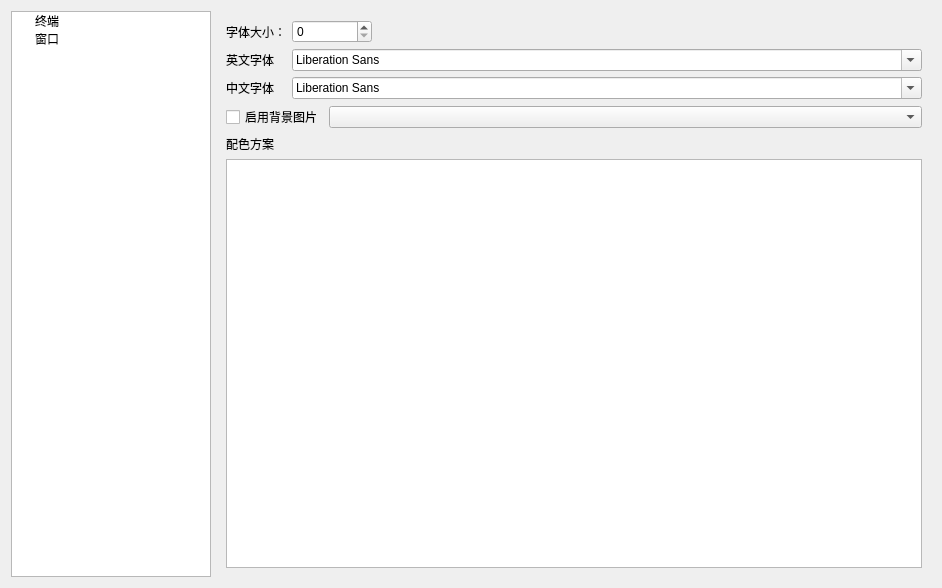
Above: hterm/ui/setting.ui from lbhzy/hterm before the change. Below: the same form after it.
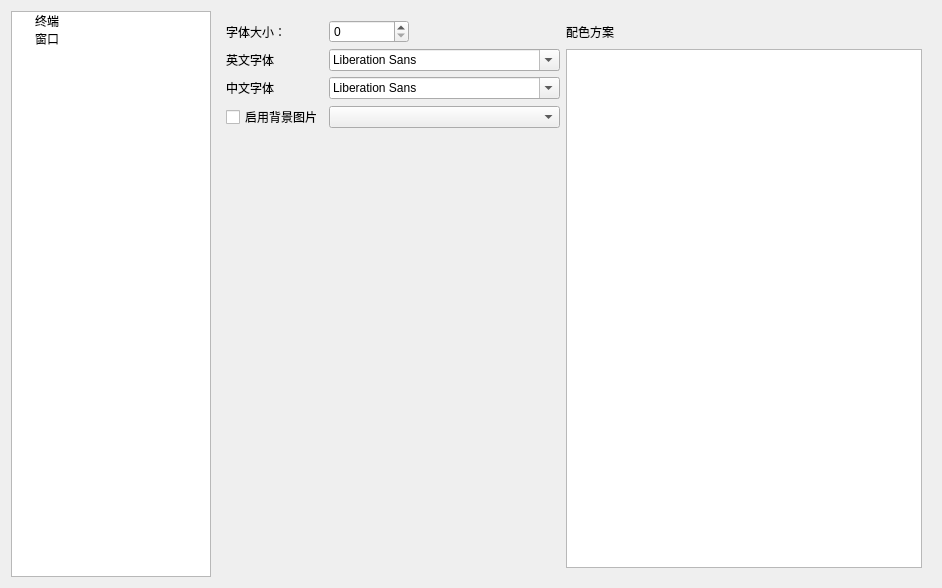
That is the form after the change.

Commit message: 设置界面调整

```diff
--- a/hterm/ui/setting.ui
+++ b/hterm/ui/setting.ui
@@ -56,15 +56,23 @@
      <widget class="QWidget" name="page">
       <layout class="QGridLayout" name="gridLayout">
        <item row="1" column="1">
-        <layout class="QFormLayout" name="formLayout">
-         <item row="0" column="0">
           <widget class="QLabel" name="label">
            <property name="text">
             <string>字体大小：</string>
            </property>
           </widget>
          </item>
-         <item row="0" column="1">
+       <item row="3" column="1">
+        <widget class="QLabel" name="label_3">
+         <property name="text">
+          <string>中文字体</string>
+         </property>
+        </widget>
+       </item>
+       <item row="2" column="2">
+        <widget class="QFontComboBox" name="fontComboBox"/>
+       </item>
+       <item row="1" column="2">
           <widget class="QSpinBox" name="spinBox">
            <property name="maximumSize">
             <size>
@@ -74,53 +82,27 @@
            </property>
           </widget>
          </item>
-         <item row="1" column="1">
-          <widget class="QFontComboBox" name="fontComboBox"/>
-         </item>
-         <item row="1" column="0">
+       <item row="3" column="2">
+        <widget class="QFontComboBox" name="fontComboBox_2"/>
+       </item>
+       <item row="2" column="1">
           <widget class="QLabel" name="label_2">
            <property name="text">
             <string>英文字体</string>
            </property>
           </widget>
          </item>
-         <item row="2" column="0">
-          <widget class="QLabel" name="label_3">
-           <property name="text">
-            <string>中文字体</string>
-           </property>
-          </widget>
-         </item>
-         <item row="2" column="1">
-          <widget class="QFontComboBox" name="fontComboBox_2"/>
-         </item>
-        </layout>
-       </item>
        <item row="4" column="1">
-        <widget class="QLabel" name="label_4">
-         <property name="text">
-          <string>配色方案</string>
-         </property>
-         <property name="buddy">
-          <cstring>label_4</cstring>
-         </property>
-        </widget>
-       </item>
-       <item row="3" column="1">
-        <layout class="QHBoxLayout" name="horizontalLayout_2" stretch="0,1">
-         <item>
           <widget class="QCheckBox" name="checkBox">
            <property name="text">
             <string>启用背景图片</string>
            </property>
           </widget>
          </item>
-         <item>
+       <item row="4" column="2">
           <widget class="QComboBox" name="comboBox"/>
          </item>
-        </layout>
-       </item>
-       <item row="5" column="1">
+       <item row="2" column="3" rowspan="4">
         <widget class="QListWidget" name="listWidget">
          <property name="sizePolicy">
           <sizepolicy hsizetype="Expanding" vsizetype="Expanding">
@@ -130,6 +112,16 @@
          </property>
         </widget>
        </item>
+       <item row="1" column="3">
+        <widget class="QLabel" name="label_4">
+         <property name="text">
+          <string>配色方案</string>
+         </property>
+         <property name="buddy">
+          <cstring>label_4</cstring>
+         </property>
+        </widget>
+       </item>
       </layout>
      </widget>
      <widget class="QWidget" name="page_2"/>
```
Left out of the diff: 3 changed lines with no effect on the pictures. Lines whose indentation alone changed are shown as unchanged. The commit also changes 3 other files.
